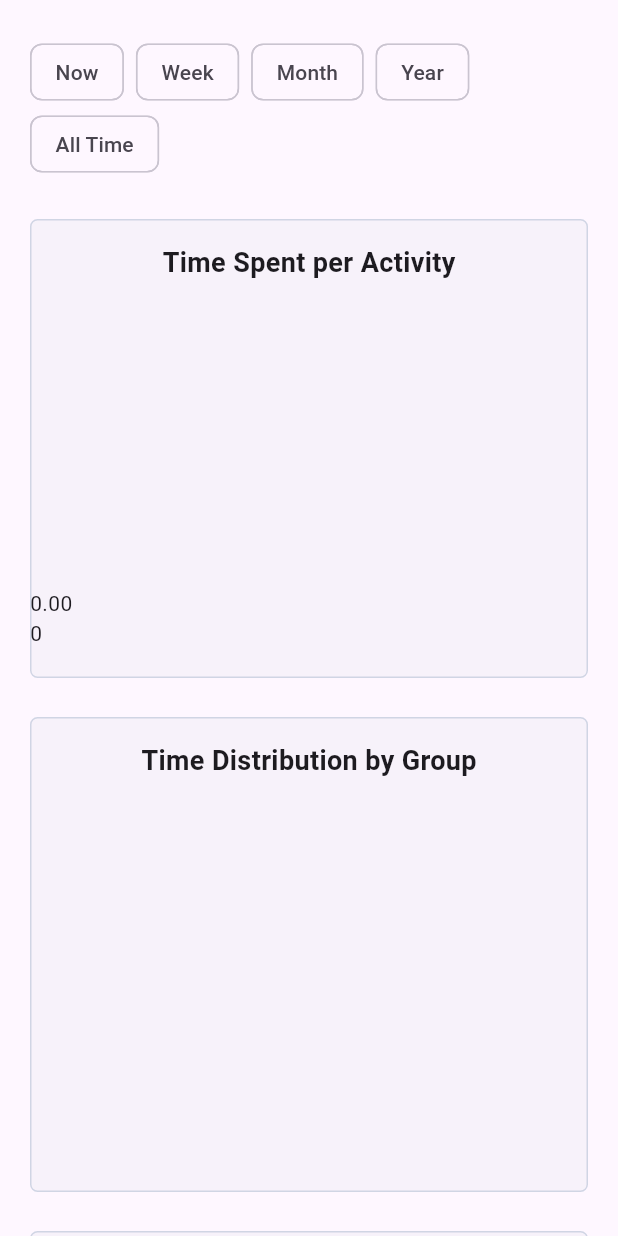
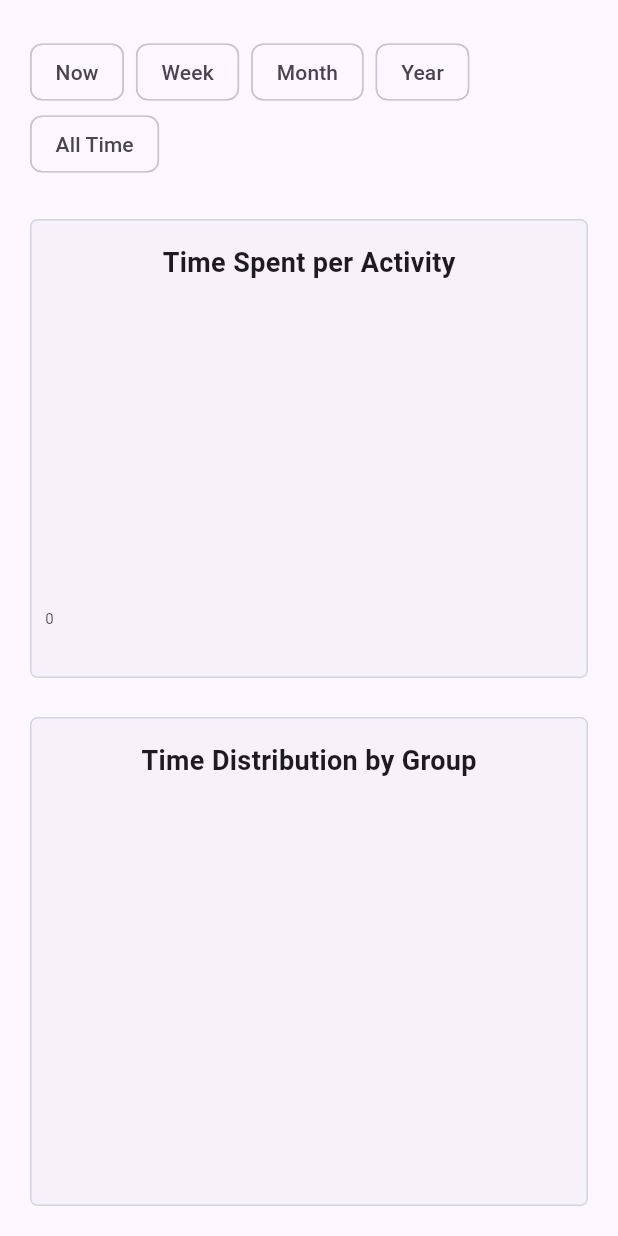
Before and after one commit to HaseebKahn365/my_activities, a Flutter app: the SummaryScreen screen opened directly, on a phone screen of 412 x 824 dp. Run offline on Flutter 3.47's test engine with Material 3 defaults, Android fonts, the phone set to English and light mode, and no system bars; drawn by our look-alikes of fl_chart; our stand-ins replace flutter_animate, jiffy, shared_preferences, sqflite; missing offline and left inert: duration_picker; accounts and stored records are empty.

Commit message:
adjustements to the summary

```diff
--- a/lib/screens/add_activity.dart
+++ b/lib/screens/add_activity.dart
@@ -240,6 +240,7 @@ class _AddActivityScreenState extends State<AddActivityScreen> {
                 //to add an optional description lets use a expansion tile with a textformfield
 
                 //here should be an expansion tile for the description
+                const SizedBox(height: 16.0),
                 ExpansionTile(
                   title: const Text('Description'),
                   children: [
--- a/lib/screens/summary.dart
+++ b/lib/screens/summary.dart
@@ -125,6 +125,25 @@ class _SummaryScreenState extends State<SummaryScreen> {
                 },
               ),
             ),
+            //customize the left labels to be smaller
+            leftTitles: AxisTitles(
+              sideTitles: SideTitles(
+                reservedSize: 30,
+                showTitles: true,
+                getTitlesWidget: (value, meta) {
+                  return Padding(
+                    padding: const EdgeInsets.only(left: 10.0),
+                    child: Text(
+                      value.toInt().toString(),
+                      style: TextStyle(
+                        color: themeProvider.themeData.colorScheme.onSurface.withOpacity(0.8),
+                        fontSize: 10,
+                      ),
+                    ),
+                  );
+                },
+              ),
+            ),
           ),
           borderData: FlBorderData(show: false),
           gridData: const FlGridData(show: false),
@@ -189,7 +208,7 @@ class _SummaryScreenState extends State<SummaryScreen> {
     ];
 
     return Container(
-      padding: const EdgeInsets.all(16.0),
+      padding: const EdgeInsets.only(bottom: 20.0),
       child: AspectRatio(
         aspectRatio: 1.5,
         child: PieChart(
@@ -201,8 +220,10 @@ class _SummaryScreenState extends State<SummaryScreen> {
                 title: '${topGroups[index].key}\n${topGroups[index].value.toStringAsFixed(0)}m',
                 color: colors[index % colors.length],
                 radius: 100,
-                titleStyle: const TextStyle(
-                  fontSize: 12,
+                titleStyle: TextStyle(
+                  fontSize: 7,
+                  // color: //on surface color
+                  color: themeProvider.themeData.colorScheme.surface,
                 ),
               ),
             ),
@@ -486,7 +507,9 @@ class _SummaryScreenState extends State<SummaryScreen> {
           ),
           Padding(
             padding: const EdgeInsets.symmetric(vertical: 16),
-            child: Row(
+            child: Column(
+              children: [
+                Row(
                   mainAxisAlignment: MainAxisAlignment.center,
                   children: [
                     const Text(
@@ -499,6 +522,58 @@ class _SummaryScreenState extends State<SummaryScreen> {
                       '${calculateDayScheduleAdherence().toStringAsFixed(0)} mins (${(calculateDayScheduleAdherence() / 60).toStringAsFixed(1)} hours)',
                       style: const TextStyle(
                         fontWeight: FontWeight.bold,
+                      ),
+                    ),
+                  ],
+                ),
+                //add a progress bar to show the schedule adherence out of the total time
+                const SizedBox(height: 16),
+                Padding(
+                  padding: const EdgeInsets.symmetric(horizontal: 20.0),
+                  child: Stack(
+                    children: [
+                      Container(
+                        height: 20,
+                        decoration: BoxDecoration(
+                          borderRadius: BorderRadius.circular(10),
+                          color: themeProvider.themeData.colorScheme.primary.withOpacity(0.1),
+                        ),
+                      ),
+                      LayoutBuilder(
+                        builder: (context, constraints) {
+                          return Container(
+                            height: 20,
+                            // width: constraints.maxWidth * (calculateDayScheduleAdherence() / 1440),
+                            width: 200,
+                            decoration: BoxDecoration(
+                              //add an outline
+                              border: Border.all(
+                                color: themeProvider.themeData.colorScheme.primary.withOpacity(0.3),
+                                width: 1,
+                              ),
+                              borderRadius: BorderRadius.circular(10),
+                              gradient: LinearGradient(
+                                colors: [
+                                  themeProvider.themeData.colorScheme.primary,
+                                  themeProvider.themeData.colorScheme.primaryContainer,
+                                ],
+                              ),
+                            ),
+                          );
+                        },
+                      ),
+                      Positioned.fill(
+                        child: Center(
+                          child: Text(
+                            '${(calculateDayScheduleAdherence() / 1440 * 100).toStringAsFixed(1)}%',
+                            style: TextStyle(
+                              color: themeProvider.themeData.colorScheme.onSurface,
+                              fontWeight: FontWeight.bold,
+                            ),
+                          ),
+                        ),
+                      ),
+                    ],
                   ),
                 ),
               ],
```
Lines whose indentation alone changed are shown as unchanged.
